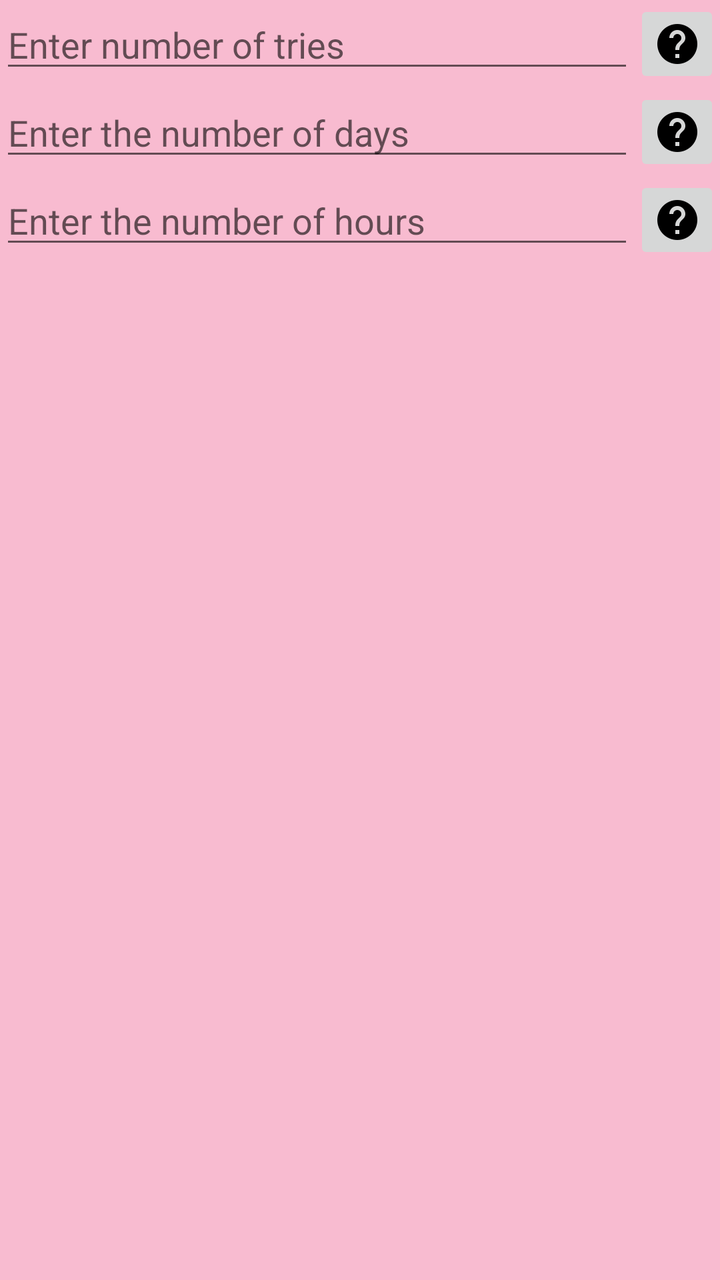
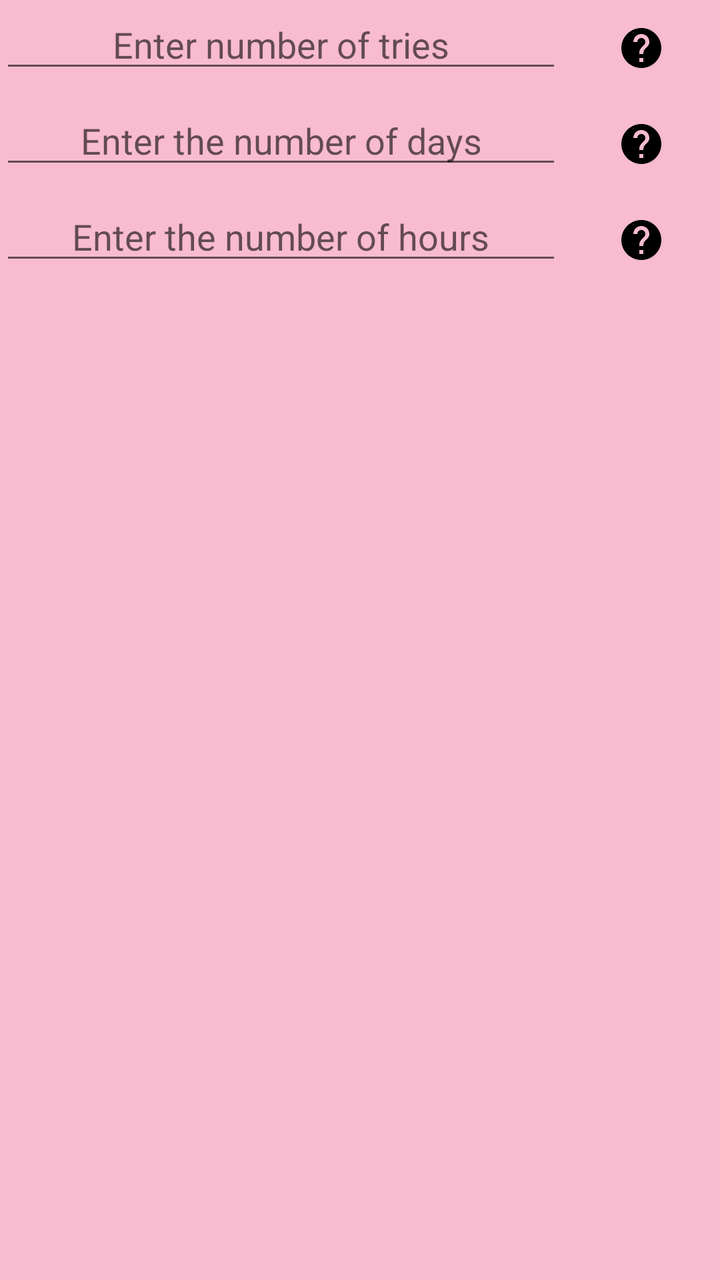

Two renders of the same Android screen: before a commit and after it. Below are the layout's source before the change and the commit's diff.
<!-- AndroidManifest.xml: application theme MyMaterialTheme -->
<!-- res/layout/study_during_dialog_fragment.xml -->
<?xml version="1.0" encoding="utf-8"?>
<ScrollView xmlns:android="http://schemas.android.com/apk/res/android"
    android:layout_width="match_parent"
    android:layout_height="match_parent">

    <LinearLayout
        android:layout_width="match_parent"
        android:layout_height="wrap_content"
        android:orientation="vertical">


        <LinearLayout
            android:layout_width="match_parent"
            android:layout_height="wrap_content"
            android:orientation="horizontal"
            android:weightSum="10">

            <EditText
                android:id="@+id/enter_tries"
                android:layout_width="match_parent"
                android:layout_height="wrap_content"
                android:layout_weight="9"
                android:hint="@string/enter_tries_number"
                android:imeOptions="flagNoExtractUi"
                android:inputType="number" />

            <ImageButton
                android:id="@+id/number_of_tries_help"
                android:layout_width="wrap_content"
                android:layout_height="wrap_content"
                android:layout_weight="1"
                android:src="@drawable/ic_help_black_24dp" />
        </LinearLayout>

        <LinearLayout
            android:layout_width="match_parent"
            android:layout_height="wrap_content"
            android:orientation="horizontal"
            android:weightSum="10">

            <EditText
                android:id="@+id/enter_day"
                android:layout_width="match_parent"
                android:layout_height="wrap_content"
                android:layout_weight="9"
                android:hint="@string/day"
                android:imeOptions="flagNoExtractUi"
                android:inputType="number" />

            <ImageButton
                android:id="@+id/number_of_days_help"
                android:layout_width="wrap_content"
                android:layout_height="wrap_content"
                android:layout_weight="1"
                android:src="@drawable/ic_help_black_24dp" />
        </LinearLayout>

        <LinearLayout
            android:layout_width="match_parent"
            android:layout_height="wrap_content"
            android:orientation="horizontal"
            android:weightSum="10">

            <EditText
                android:id="@+id/enter_hour"
                android:layout_width="match_parent"
                android:layout_height="wrap_content"
                android:layout_weight="9"
                android:hint="@string/hour"
                android:imeOptions="flagNoExtractUi"
                android:inputType="number" />

            <ImageButton
                android:id="@+id/number_of_hours_help"
                android:layout_width="wrap_content"
                android:layout_height="wrap_content"
                android:layout_weight="1"
                android:src="@drawable/ic_help_black_24dp" />
        </LinearLayout>
    </LinearLayout>
</ScrollView>
<!-- resources referenced by this layout -->
<resources>
  <!-- drawable ic_help_black_24dp: png bitmap (drawable-hdpi, 458 bytes) -->
  <string name="day">Enter the number of days</string>
  <string name="enter_tries_number">Enter number of tries</string>
  <string name="hour">Enter the number of hours</string>
  <style name="MyMaterialTheme" parent="MyMaterialTheme.Base">
  
      </style>
  <style name="MyMaterialTheme.Base" parent="Theme.AppCompat.Light.DarkActionBar">
          <item name="windowNoTitle">true</item>
          <item name="windowActionBar">false</item>
          <item name="colorPrimary">@color/colorPrimary</item>
          <item name="colorPrimaryDark">@color/colorPrimaryDark</item>
          <item name="colorAccent">@color/colorAccent</item>
          <item name="android:windowBackground">@color/windowBackground</item>
      </style>
  <color name="colorPrimary">#EC407A</color>
  <color name="colorPrimaryDark">#AD1457</color>
  <color name="colorAccent">#EA80FC</color>
  <color name="windowBackground">#F8BBD0</color>
</resources>

<!-- the commit's change to res/layout/study_during_dialog_fragment.xml (unified diff, before → after) -->
@@ -22,14 +22,16 @@
                 android:layout_weight="9"
                 android:hint="@string/enter_tries_number"
                 android:imeOptions="flagNoExtractUi"
-                android:inputType="number" />
+                android:inputType="number"
+                android:gravity="center"/>
 
             <ImageButton
                 android:id="@+id/number_of_tries_help"
                 android:layout_width="wrap_content"
                 android:layout_height="wrap_content"
                 android:layout_weight="1"
-                android:src="@drawable/ic_help_black_24dp" />
+                android:src="@drawable/ic_help_black_24dp"
+                style="@style/Widget.AppCompat.Button.Borderless"/>
         </LinearLayout>
 
         <LinearLayout
@@ -45,14 +47,16 @@
                 android:layout_weight="9"
                 android:hint="@string/day"
                 android:imeOptions="flagNoExtractUi"
-                android:inputType="number" />
+                android:inputType="number"
+                android:gravity="center"/>
 
             <ImageButton
                 android:id="@+id/number_of_days_help"
                 android:layout_width="wrap_content"
                 android:layout_height="wrap_content"
                 android:layout_weight="1"
-                android:src="@drawable/ic_help_black_24dp" />
+                android:src="@drawable/ic_help_black_24dp"
+                style="@style/Widget.AppCompat.Button.Borderless"/>
         </LinearLayout>
 
         <LinearLayout
@@ -68,14 +72,16 @@
                 android:layout_weight="9"
                 android:hint="@string/hour"
                 android:imeOptions="flagNoExtractUi"
-                android:inputType="number" />
+                android:inputType="number"
+                android:gravity="center"/>
 
             <ImageButton
                 android:id="@+id/number_of_hours_help"
                 android:layout_width="wrap_content"
                 android:layout_height="wrap_content"
                 android:layout_weight="1"
-                android:src="@drawable/ic_help_black_24dp" />
+                android:src="@drawable/ic_help_black_24dp"
+                style="@style/Widget.AppCompat.Button.Borderless"/>
         </LinearLayout>
     </LinearLayout>
 </ScrollView>
